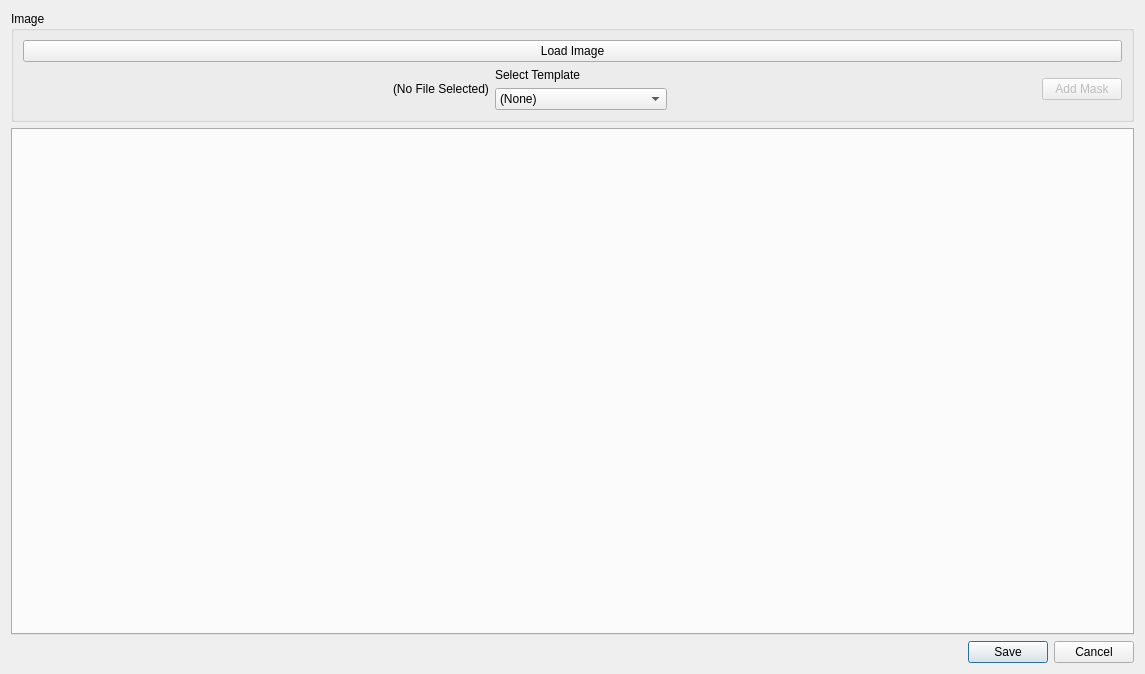
Before: the Qt Designer form hexrd/ui/resources/ui/template_dialog.ui in HEXRD/hexrdgui, drawn with Qt 5.
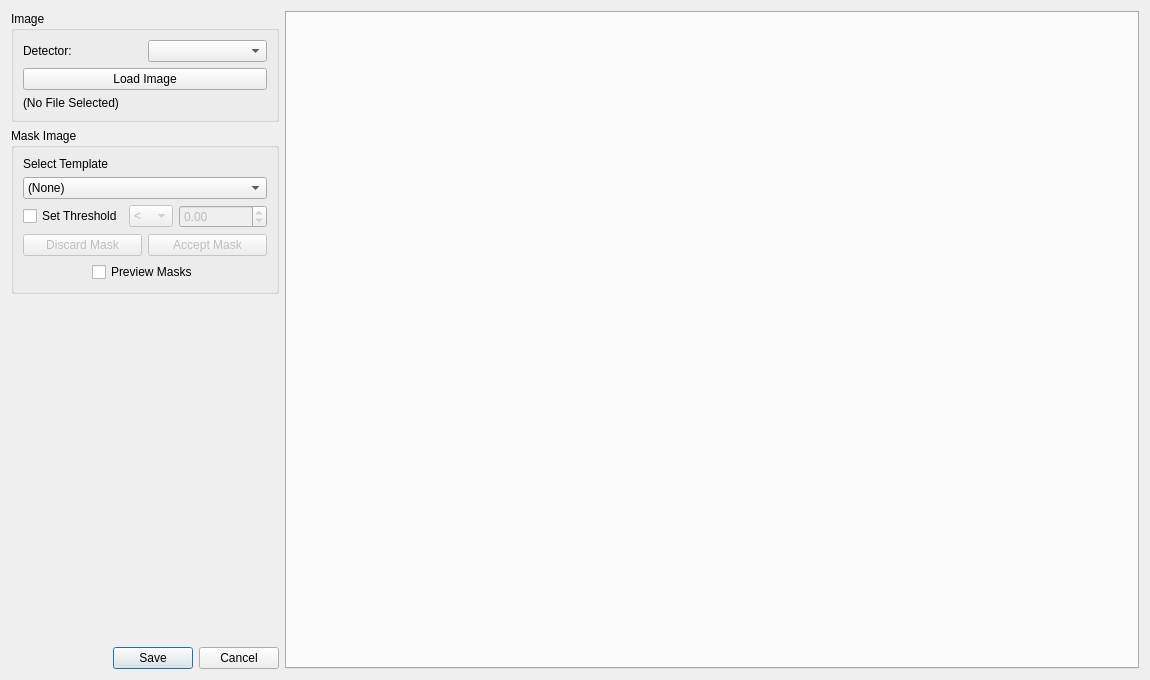
After: the same form once the commit is applied. Custom widgets are drawn as their Qt base class.

Commit message: Update template dialog layout and options

The edit to the form file:
```diff
--- a/hexrd/ui/resources/ui/template_dialog.ui
+++ b/hexrd/ui/resources/ui/template_dialog.ui
@@ -6,27 +6,73 @@
    <rect>
     <x>0</x>
     <y>0</y>
-    <width>1145</width>
-    <height>674</height>
+    <width>1150</width>
+    <height>680</height>
    </rect>
   </property>
   <property name="windowTitle">
-   <string>Dialog</string>
+   <string>Image Masking</string>
+  </property>
+  <layout class="QVBoxLayout" name="verticalLayout_4">
+   <item>
+    <widget class="QFrame" name="central_widget">
+     <layout class="QHBoxLayout" name="horizontalLayout_4">
+      <property name="leftMargin">
+       <number>0</number>
+      </property>
+      <property name="topMargin">
+       <number>0</number>
+      </property>
+      <property name="rightMargin">
+       <number>0</number>
+      </property>
+      <property name="bottomMargin">
+       <number>0</number>
+      </property>
+      <item alignment="Qt::AlignLeft">
+       <widget class="QWidget" name="menu" native="true">
+        <property name="maximumSize">
+         <size>
+          <width>375</width>
+          <height>16777215</height>
+         </size>
   </property>
   <layout class="QVBoxLayout" name="verticalLayout">
+         <property name="leftMargin">
+          <number>0</number>
+         </property>
+         <property name="topMargin">
+          <number>0</number>
+         </property>
+         <property name="rightMargin">
+          <number>0</number>
+         </property>
+         <property name="bottomMargin">
+          <number>0</number>
+         </property>
    <item>
-    <layout class="QHBoxLayout" name="horizontalLayout">
-     <item>
-      <widget class="QGroupBox" name="adjust_image_group">
+          <widget class="QGroupBox" name="select_image_group">
        <property name="enabled">
         <bool>true</bool>
        </property>
        <property name="title">
         <string>Image</string>
        </property>
-       <layout class="QGridLayout" name="gridLayout_2">
-        <item row="0" column="0">
          <layout class="QVBoxLayout" name="verticalLayout_3">
+            <item>
+             <layout class="QHBoxLayout" name="horizontalLayout_3">
+              <item>
+               <widget class="QLabel" name="label_2">
+                <property name="text">
+                 <string>Detector:</string>
+                </property>
+               </widget>
+              </item>
+              <item>
+               <widget class="QComboBox" name="detectors"/>
+              </item>
+             </layout>
+            </item>
           <item>
            <widget class="QPushButton" name="load_image">
             <property name="text">
@@ -35,30 +81,30 @@
            </widget>
           </item>
           <item>
-           <layout class="QHBoxLayout" name="horizontalLayout_2">
-            <item>
-             <spacer name="horizontalSpacer">
-              <property name="orientation">
-               <enum>Qt::Horizontal</enum>
-              </property>
-              <property name="sizeHint" stdset="0">
-               <size>
-                <width>40</width>
-                <height>20</height>
-               </size>
-              </property>
-             </spacer>
-            </item>
-            <item>
              <widget class="QLabel" name="file_name">
               <property name="text">
                <string>(No File Selected)</string>
               </property>
+              <property name="scaledContents">
+               <bool>false</bool>
+              </property>
+              <property name="wordWrap">
+               <bool>true</bool>
+              </property>
               <property name="margin">
                <number>0</number>
               </property>
              </widget>
             </item>
+           </layout>
+          </widget>
+         </item>
+         <item>
+          <widget class="QGroupBox" name="mask_image_group">
+           <property name="title">
+            <string>Mask Image</string>
+           </property>
+           <layout class="QVBoxLayout" name="verticalLayout_5">
             <item>
              <layout class="QVBoxLayout" name="verticalLayout_1">
               <item>
@@ -103,17 +149,67 @@
              </layout>
             </item>
             <item>
-             <spacer name="horizontalSpacer_3">
-              <property name="orientation">
-               <enum>Qt::Horizontal</enum>
-              </property>
-              <property name="sizeHint" stdset="0">
-               <size>
-                <width>40</width>
-                <height>20</height>
-               </size>
-              </property>
-             </spacer>
+             <layout class="QHBoxLayout" name="horizontalLayout">
+              <item>
+               <widget class="QCheckBox" name="threshold_select">
+                <property name="text">
+                 <string>Set Threshold</string>
+                </property>
+               </widget>
+              </item>
+              <item>
+               <widget class="QComboBox" name="comparator">
+                <property name="enabled">
+                 <bool>false</bool>
+                </property>
+                <item>
+                 <property name="text">
+                  <string>&lt;</string>
+                 </property>
+                </item>
+                <item>
+                 <property name="text">
+                  <string>&gt;</string>
+                 </property>
+                </item>
+                <item>
+                 <property name="text">
+                  <string>==</string>
+                 </property>
+                </item>
+                <item>
+                 <property name="text">
+                  <string>!=</string>
+                 </property>
+                </item>
+               </widget>
+              </item>
+              <item>
+               <widget class="QDoubleSpinBox" name="threshold">
+                <property name="enabled">
+                 <bool>false</bool>
+                </property>
+                <property name="minimum">
+                 <double>-999999.989999999990687</double>
+                </property>
+                <property name="maximum">
+                 <double>999999.989999999990687</double>
+                </property>
+               </widget>
+              </item>
+             </layout>
+            </item>
+            <item>
+             <layout class="QHBoxLayout" name="horizontalLayout_2">
+              <item>
+               <widget class="QPushButton" name="discard_mask">
+                <property name="enabled">
+                 <bool>false</bool>
+                </property>
+                <property name="text">
+                 <string>Discard Mask</string>
+                </property>
+               </widget>
             </item>
             <item>
              <widget class="QPushButton" name="add_mask">
@@ -121,27 +217,76 @@
                <bool>false</bool>
               </property>
               <property name="text">
-               <string>Add Mask</string>
+                 <string>Accept Mask</string>
               </property>
              </widget>
             </item>
            </layout>
           </item>
-         </layout>
-        </item>
-       </layout>
+            <item alignment="Qt::AlignHCenter">
+             <widget class="QCheckBox" name="view_masks">
+              <property name="text">
+               <string>Preview Masks</string>
+              </property>
       </widget>
      </item>
     </layout>
+          </widget>
    </item>
    <item>
-    <widget class="ImageTabWidget" name="image_tab_widget"/>
+          <spacer name="verticalSpacer">
+           <property name="orientation">
+            <enum>Qt::Vertical</enum>
+           </property>
+           <property name="sizeHint" stdset="0">
+            <size>
+             <width>20</width>
+             <height>40</height>
+            </size>
+           </property>
+          </spacer>
    </item>
    <item>
     <widget class="QDialogButtonBox" name="dialog_buttons">
+           <property name="enabled">
+            <bool>true</bool>
+           </property>
      <property name="standardButtons">
       <set>QDialogButtonBox::Cancel|QDialogButtonBox::Save</set>
      </property>
+           <property name="centerButtons">
+            <bool>false</bool>
+           </property>
+          </widget>
+         </item>
+        </layout>
+       </widget>
+      </item>
+      <item>
+       <widget class="QWidget" name="image" native="true">
+        <layout class="QVBoxLayout" name="verticalLayout_2">
+         <property name="spacing">
+          <number>0</number>
+         </property>
+         <property name="leftMargin">
+          <number>0</number>
+         </property>
+         <property name="topMargin">
+          <number>0</number>
+         </property>
+         <property name="rightMargin">
+          <number>0</number>
+         </property>
+         <property name="bottomMargin">
+          <number>0</number>
+         </property>
+         <item>
+          <widget class="ImageTabWidget" name="image_tab_widget"/>
+         </item>
+        </layout>
+       </widget>
+      </item>
+     </layout>
     </widget>
    </item>
   </layout>
```
Left out of the diff: 19 changed lines with no effect on the pictures. Lines whose indentation alone changed are shown as unchanged.
